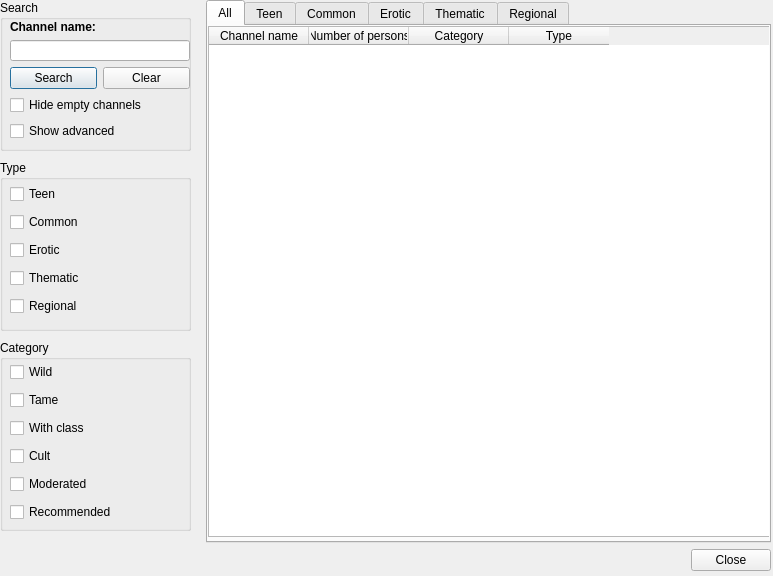
Above: ui/channel_list.ui from gitter-badger/simplechatclient before the change. Below: the same form after it.
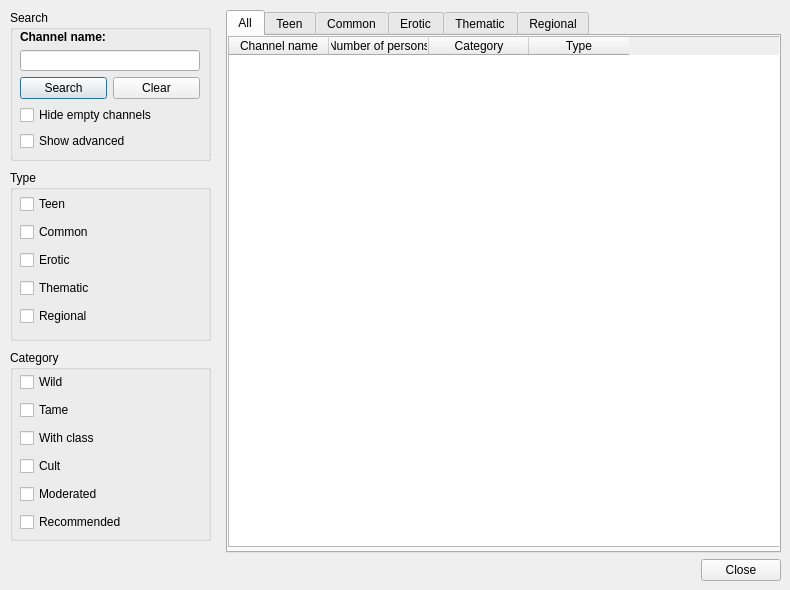
That is the form after the change. Icons and pictures are not drawn.

```diff
--- a/ui/channel_list.ui
+++ b/ui/channel_list.ui
@@ -9,8 +9,8 @@
    <rect>
     <x>0</x>
     <y>0</y>
-    <width>773</width>
-    <height>576</height>
+    <width>790</width>
+    <height>590</height>
    </rect>
   </property>
   <property name="sizePolicy">
@@ -32,8 +32,8 @@
   <widget class="QWidget" name="verticalLayoutWidget">
    <property name="geometry">
     <rect>
-     <x>0</x>
-     <y>0</y>
+     <x>10</x>
+     <y>10</y>
      <width>771</width>
      <height>571</height>
     </rect>
@@ -45,13 +45,13 @@
        <widget class="QWidget" name="widget" native="true">
         <property name="minimumSize">
          <size>
-          <width>200</width>
+          <width>210</width>
           <height>0</height>
          </size>
         </property>
         <property name="maximumSize">
          <size>
-          <width>200</width>
+          <width>210</width>
           <height>16777215</height>
          </size>
         </property>
@@ -60,7 +60,7 @@
           <rect>
            <x>0</x>
            <y>0</y>
-           <width>191</width>
+           <width>201</width>
            <height>151</height>
           </rect>
          </property>
@@ -130,7 +130,7 @@
           <rect>
            <x>0</x>
            <y>160</y>
-           <width>191</width>
+           <width>201</width>
            <height>171</height>
           </rect>
          </property>
@@ -142,7 +142,7 @@
            <rect>
             <x>10</x>
             <y>22</y>
-            <width>171</width>
+            <width>181</width>
             <height>136</height>
            </rect>
           </property>
@@ -190,7 +190,7 @@
           <rect>
            <x>0</x>
            <y>340</y>
-           <width>191</width>
+           <width>201</width>
            <height>191</height>
           </rect>
          </property>
@@ -202,7 +202,7 @@
            <rect>
             <x>10</x>
             <y>20</y>
-            <width>171</width>
+            <width>181</width>
             <height>164</height>
            </rect>
           </property>
```
